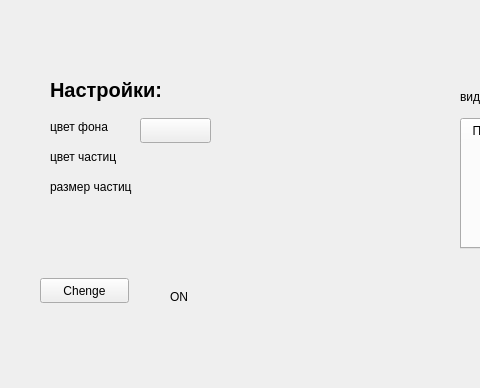
Above: src/medical_simulator/view/mainwindow.ui from difurka/medical_simulator before the change; both pictures show x 0 to 480 and y 212 to 600 of the 800 by 600 pixel window. Below: the same form after it.
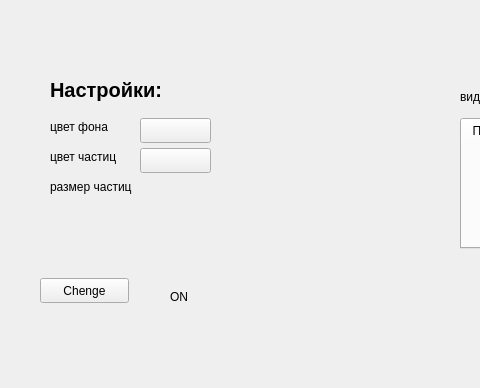
That is the form after the change. The open tabs and pages were chosen to show the change. Custom widgets are drawn as their Qt base class.

Commit message: add choose of colour and paintwidget

What changed in the file:
```diff
--- a/src/medical_simulator/view/mainwindow.ui
+++ b/src/medical_simulator/view/mainwindow.ui
@@ -451,6 +451,19 @@
      <string/>
     </property>
    </widget>
+   <widget class="QPushButton" name="button_choose_colour_pixel">
+    <property name="geometry">
+     <rect>
+      <x>140</x>
+      <y>360</y>
+      <width>71</width>
+      <height>25</height>
+     </rect>
+    </property>
+    <property name="text">
+     <string/>
+    </property>
+   </widget>
   </widget>
   <widget class="QMenuBar" name="menubar">
    <property name="geometry">
@@ -464,6 +477,14 @@
   </widget>
   <widget class="QStatusBar" name="statusbar"/>
  </widget>
+ <customwidgets>
+  <customwidget>
+   <class>PaintWidget</class>
+   <extends>QWidget</extends>
+   <header location="global">view/paintwidget.h</header>
+   <container>1</container>
+  </customwidget>
+ </customwidgets>
  <resources/>
  <connections/>
 </ui>
```
Left out of the diff: 6 changed lines with no effect on the pictures. The commit also changes 10 other files.
